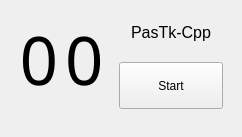
This is src/ui/home.ui in LambolAlee/PasTk-Cpp-Windows as Qt 5 draws it before an edit. The edited form follows.
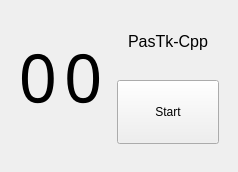
This is the edited form. Custom widgets are drawn as their Qt base class.

Commit message: new: add customized title bar to the home window and some refactors

```diff
--- a/src/ui/home.ui
+++ b/src/ui/home.ui
@@ -6,8 +6,8 @@
    <rect>
     <x>0</x>
     <y>0</y>
-    <width>242</width>
-    <height>137</height>
+    <width>238</width>
+    <height>172</height>
    </rect>
   </property>
   <property name="sizePolicy">
@@ -77,7 +77,7 @@
         <item row="1" column="1">
          <widget class="QPushButton" name="startButton">
           <property name="sizePolicy">
-           <sizepolicy hsizetype="Minimum" vsizetype="Minimum">
+           <sizepolicy hsizetype="Minimum" vsizetype="Preferred">
             <horstretch>0</horstretch>
             <verstretch>0</verstretch>
            </sizepolicy>
@@ -98,6 +98,9 @@
           <property name="spacing">
            <number>7</number>
           </property>
+          <property name="sizeConstraint">
+           <enum>QLayout::SetFixedSize</enum>
+          </property>
           <item>
            <widget class="QLabel" name="tenLCD">
             <property name="font">
@@ -125,9 +128,6 @@
             <property name="text">
              <string>0</string>
             </property>
-            <property name="alignment">
-             <set>Qt::AlignLeading|Qt::AlignLeft|Qt::AlignVCenter</set>
-            </property>
            </widget>
           </item>
          </layout>
```
Left out of the diff: 64 changed lines with no effect on the pictures. The commit also changes 23 other files.
